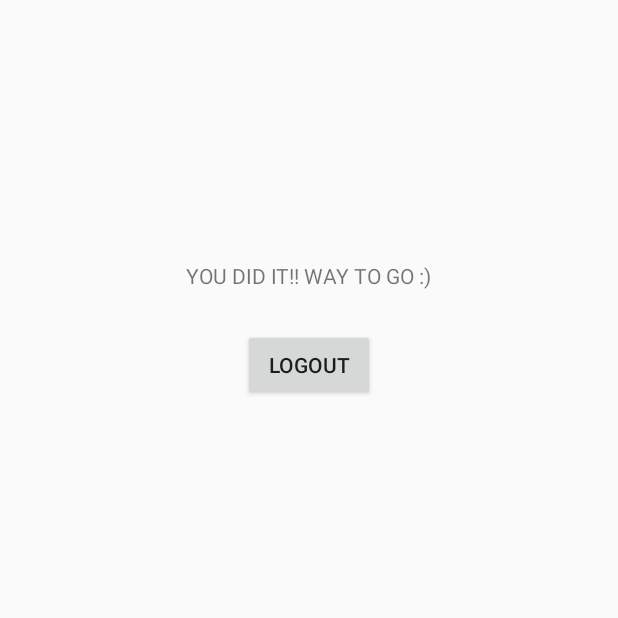
After one commit to ChangedNameTo/RebaseJumpers, an Android app: the Logout_Screen screen opened directly, with no data from a screen before it, on a phone screen of 412 x 824 dp, the top half of it. The commit adds this screen. Run offline under Robolectric (Android 15) with nearby library versions, the phone set to English and light mode, and no system bars; 1 statement that could not run was skipped.

Commit message:
Maddy (#46)
* maddy #comment Fixed

* New logout screen added as well as the functionality between the three screens.

```diff
--- a/app/src/main/AndroidManifest.xml
+++ b/app/src/main/AndroidManifest.xml
@@ -26,6 +26,10 @@
         <activity
             android:name=".RegistrationActivity1"
             android:label="@string/title_activity_registration1"
+            android:theme="@style/AppTheme.NoActionBar" />
+        <activity
+            android:name=".Logout_Screen"
+            android:label="@string/title_activity_logout__screen"
             android:theme="@style/AppTheme.NoActionBar"></activity>
     </application>
 
--- /dev/null
+++ b/app/src/main/java/com/example/maddy/maddylogin/Logout_Screen.java
@@ -0,0 +1,38 @@
+package com.example.maddy.maddylogin;
+
+import android.content.Intent;
+import android.os.Bundle;
+import android.support.design.widget.FloatingActionButton;
+import android.support.design.widget.Snackbar;
+import android.support.v7.app.AppCompatActivity;
+import android.support.v7.widget.Toolbar;
+import android.view.View;
+import android.widget.Button;
+
+public class Logout_Screen extends AppCompatActivity {
+
+    @Override
+    protected void onCreate(Bundle savedInstanceState) {
+        super.onCreate(savedInstanceState);
+        setContentView(R.layout.activity_logout__screen);
+        Toolbar toolbar = (Toolbar) findViewById(R.id.toolbar);
+        setSupportActionBar(toolbar);
+
+        /*FloatingActionButton fab = (FloatingActionButton) findViewById(R.id.fab);
+        fab.setOnClickListener(new View.OnClickListener() {
+            @Override
+            public void onClick(View view) {
+                Snackbar.make(view, "Replace with your own action", Snackbar.LENGTH_LONG)
+                        .setAction("Action", null).show();
+            }
+        });*/
+
+        Button logoutButton = (Button) findViewById(R.id.button2);
+        logoutButton.setOnClickListener(new View.OnClickListener() {
+            public void onClick(View view) {
+                startActivity(new Intent(Logout_Screen.this, LoginActivity.class));
+            }
+        });
+    }
+
+}
--- /dev/null
+++ b/app/src/main/res/layout/activity_logout__screen.xml
@@ -0,0 +1,32 @@
+<?xml version="1.0" encoding="utf-8"?>
+<android.support.design.widget.CoordinatorLayout xmlns:android="http://schemas.android.com/apk/res/android"
+    xmlns:app="http://schemas.android.com/apk/res-auto"
+    xmlns:tools="http://schemas.android.com/tools"
+    android:layout_width="match_parent"
+    android:layout_height="match_parent"
+    tools:context="com.example.maddy.maddylogin.Logout_Screen">
+
+    <RelativeLayout
+        android:layout_width="match_parent"
+        android:layout_height="match_parent">
+
+        <TextView
+            android:id="@+id/textView"
+            android:layout_width="wrap_content"
+            android:layout_height="wrap_content"
+            android:layout_alignParentTop="true"
+            android:layout_centerHorizontal="true"
+            android:layout_marginTop="174dp"
+            android:text="YOU DID IT!! WAY TO GO :)" />
+
+        <Button
+            android:id="@+id/button2"
+            android:layout_width="wrap_content"
+            android:layout_height="wrap_content"
+            android:layout_below="@+id/textView"
+            android:layout_centerHorizontal="true"
+            android:layout_marginTop="26dp"
+            android:text="LOGOUT" />
+    </RelativeLayout>
+
+</android.support.design.widget.CoordinatorLayout>
--- a/app/src/main/res/values/strings.xml
+++ b/app/src/main/res/values/strings.xml
@@ -17,4 +17,5 @@
     <string name="hello_round">Hello Round World!</string>
     <string name="hello_square">Hello Square World!</string>
     <string name="title_activity_registration1">RegistrationActivity1</string>
+    <string name="title_activity_logout__screen">Logout_Screen</string>
 </resources>
```
Also changed, not shown: app/src/main/java/com/example/maddy/maddylogin/LoginActivity.java (+5 -5 lines), app/src/main/res/layout/content_logout__screen.xml (added, +11 -0 lines), 780 other files.
